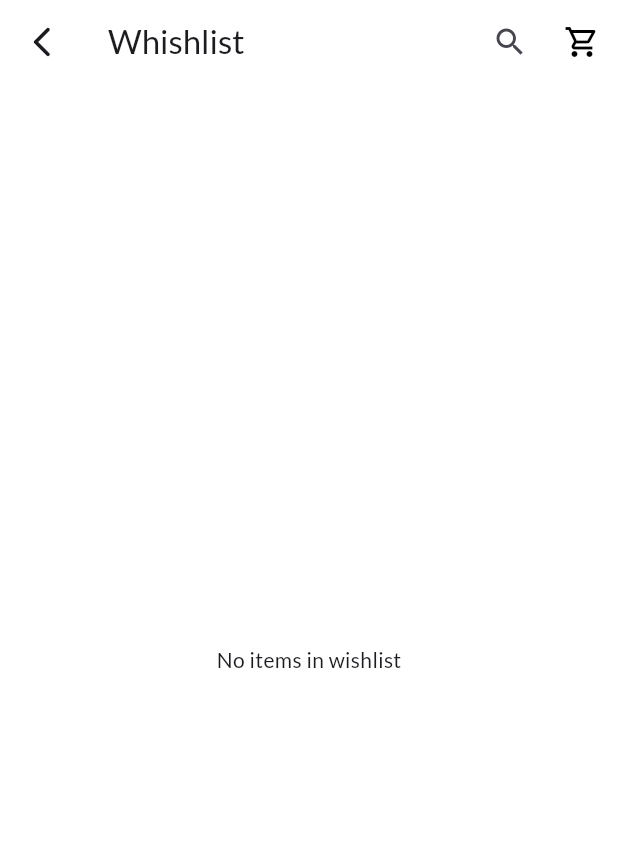
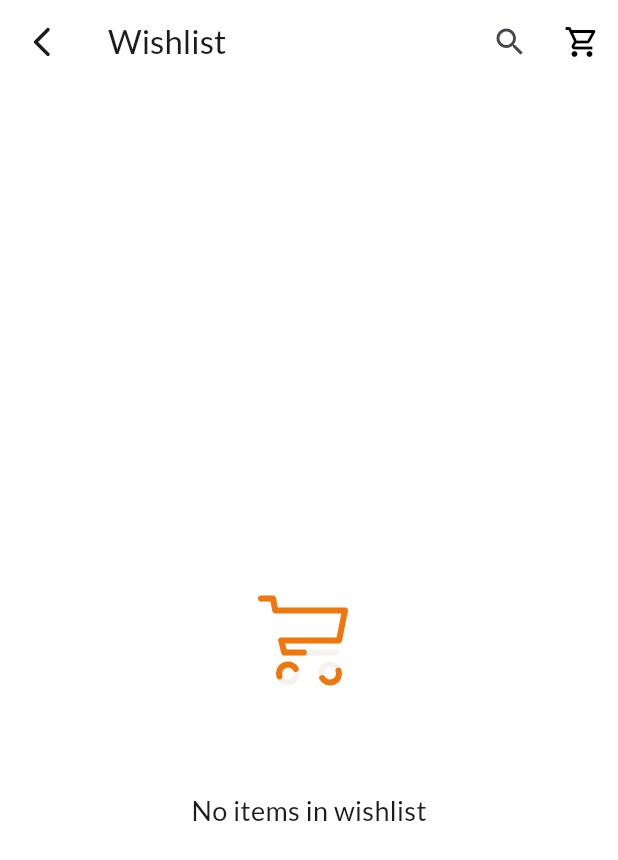
Before and after one commit to Safreena-Flutter/PickNOW, a Flutter app: the ShoppingCart screen opened directly, after a tap on the "favorite outline" icon, on a phone screen of 412 x 824 dp. Shown: the top 860 px of the screen. Run offline on Flutter 3.47's test engine with Material 3 defaults, Android fonts, the phone set to English and light mode, and no system bars; our stand-ins replace carousel_slider, connectivity_plus, flutter_native_splash, fluttertoast, geocoding, geolocator and 7 more; missing offline and left inert: razorpay_flutter; accounts and stored records are empty; network calls fail; statements that could not run were skipped.

Commit message:
setting page

```diff
--- a/lib/views/cart/widget/cart_widget.dart
+++ b/lib/views/cart/widget/cart_widget.dart
@@ -1,4 +1,5 @@
 import 'package:flutter/material.dart';
+import 'package:lottie/lottie.dart';
 import 'package:picknow/costants/navigation/navigation.dart';
 import 'package:picknow/views/products/detailed_page.dart';
 import '../../../costants/theme/appcolors.dart';
@@ -40,10 +41,28 @@ Widget buildCartContent(CartProvider cartProvider, BuildContext context,
         return const Center(child: CircularProgressIndicator());
       }
 
-      if (cartProvider.cart == null || cartProvider.cart!.items.isEmpty) {
-        return const Center(child: Text('Your cart is empty'));
-      }
+     if (cartProvider.cart == null || cartProvider.cart!.items.isEmpty) {
+  return Center(
+    child: Column(
+      mainAxisAlignment: MainAxisAlignment.center,
+      children: [
+        Lottie.asset(
+          'assets/animation/cart.json',
+          width: 200,
+          height: 200,
+        ),
 
+        const Text(
+          'Your cart is empty',
+          style: TextStyle(
+            fontSize: 18,
+            fontWeight: FontWeight.w500,
+          ),
+        ),
+      ],
+    ),
+  );
+}
       return ListView.builder(
         physics: const AlwaysScrollableScrollPhysics(),
         itemCount: cartProvider.cart!.items.length + 1, // +1 for summary card
--- a/lib/views/wishlist/wishlist.dart
+++ b/lib/views/wishlist/wishlist.dart
@@ -1,4 +1,5 @@
 import 'package:flutter/material.dart';
+import 'package:lottie/lottie.dart';
 import 'package:picknow/costants/navigation/navigation.dart';
 import 'package:picknow/costants/theme/appcolors.dart';
 import 'package:picknow/views/products/detailed_page.dart';
@@ -31,7 +32,7 @@ class _WishlistScreenState extends State<WishlistScreen> {
   @override
   Widget build(BuildContext context) {
     return Scaffold(
-      appBar: customAppbar(context, 'Whishlist',),
+      appBar: customAppbar(context, 'Wishlist',),
 
       body: Consumer2<WishlistProvider, CartProvider>(
         builder: (context, wishlistProvider, cartProvider, child) {
@@ -40,7 +41,26 @@ class _WishlistScreenState extends State<WishlistScreen> {
           }
 
           if (wishlistProvider.wishlist.isEmpty) {
-            return const Center(child: Text("No items in wishlist"));
+            return  Center(
+    child: Column(
+      mainAxisAlignment: MainAxisAlignment.center,
+      children: [
+        Lottie.asset(
+          'assets/animation/cart.json',
+          width: 200,
+          height: 200,
+        ),
+
+        const Text(
+          'No items in wishlist',
+          style: TextStyle(
+            fontSize: 18,
+            fontWeight: FontWeight.w500,
+          ),
+        ),
+      ],
+    ),
+  );
           }
 
           return Padding(
--- a/pubspec.yaml
+++ b/pubspec.yaml
@@ -48,6 +48,8 @@ dependencies:
   connectivity_plus: any
   video_player: ^2.9.5
   share_plus: ^11.0.0
+  url_launcher: ^6.3.1
+  lottie: ^3.3.1
 dev_dependencies:
   flutter_test:
     sdk: flutter
@@ -76,6 +78,7 @@ flutter:
   # To add assets to your application, add an assets section, like this:
   assets:
     - assets/images/
+    - assets/animation/
     - assets/video/
 
   # An image asset can refer to one or more resolution-specific "variants", see
```
Also changed, not shown: assets/animation/cart.json (added, +1 -0 lines), lib/views/profile/aboutus_screen.dart (added, +83 -0 lines), lib/views/profile/profile.dart (+51 -5 lines), pubspec.lock, 5 other files.
